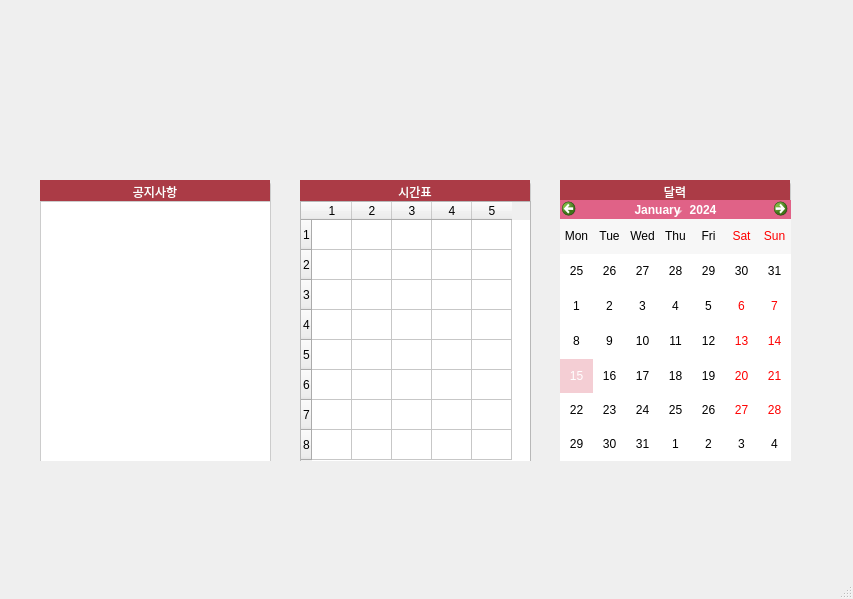
Old version of the form CBNU.ui in the repository ntw8651/CBNotification.
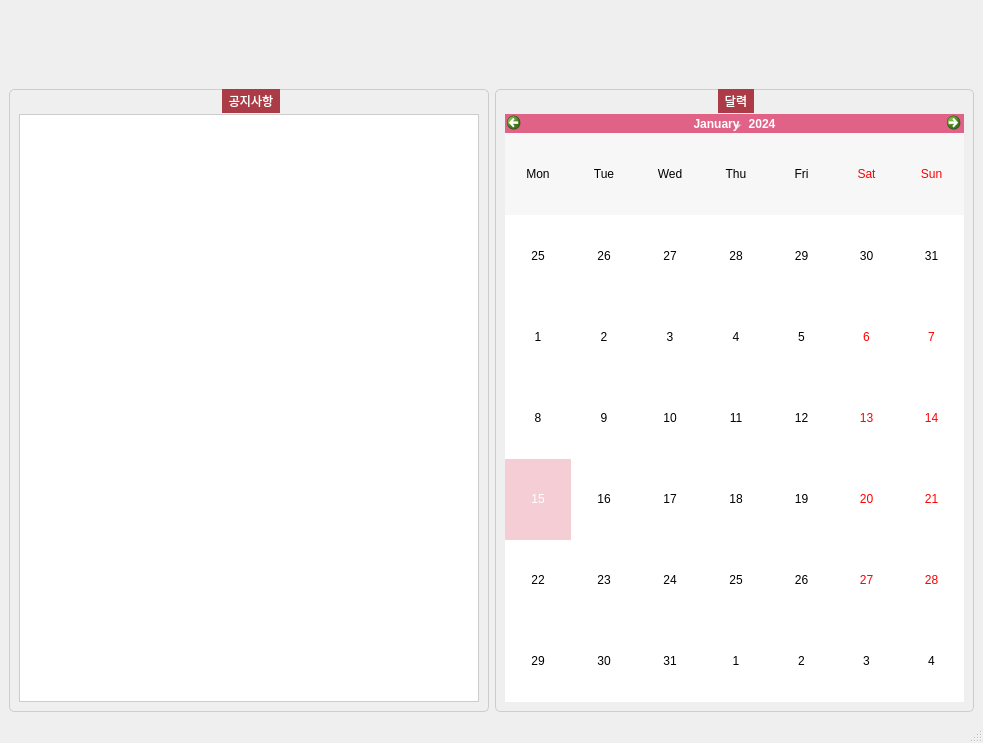
New version of the form. Icons and pictures are not drawn.

```diff
--- a/CBNU.ui
+++ b/CBNU.ui
@@ -6,25 +6,42 @@
    <rect>
     <x>0</x>
     <y>0</y>
-    <width>853</width>
-    <height>599</height>
+    <width>983</width>
+    <height>743</height>
    </rect>
   </property>
   <property name="windowTitle">
    <string>MainWindow</string>
   </property>
   <widget class="QWidget" name="centralwidget">
-   <widget class="QGroupBox" name="noticeBox">
-    <property name="geometry">
-     <rect>
-      <x>40</x>
-      <y>180</y>
-      <width>231</width>
-      <height>281</height>
-     </rect>
-    </property>
-    <property name="styleSheet">
-     <string notr="true">QGroupBox {
+   <layout class="QGridLayout" name="gridLayout_2">
+    <item row="0" column="0">
+     <widget class="QLabel" name="label">
+      <property name="text">
+       <string>&lt;html&gt;&lt;head/&gt;&lt;body&gt;&lt;p&gt;&lt;img src=&quot;:/Logo/CBNU.png&quot;/&gt;&lt;/p&gt;&lt;/body&gt;&lt;/html&gt;</string>
+      </property>
+     </widget>
+    </item>
+    <item row="1" column="0">
+     <spacer name="verticalSpacer">
+      <property name="orientation">
+       <enum>Qt::Vertical</enum>
+      </property>
+      <property name="sizeType">
+       <enum>QSizePolicy::Minimum</enum>
+      </property>
+      <property name="sizeHint" stdset="0">
+       <size>
+        <width>20</width>
+        <height>60</height>
+       </size>
+      </property>
+     </spacer>
+    </item>
+    <item row="2" column="1">
+     <widget class="QGroupBox" name="timetableBox_2">
+      <property name="styleSheet">
+       <string notr="true">QGroupBox {
     border: 1px solid #ccc; /* 전체 박스 테두리 */
     border-radius: 5px;
 }
@@ -36,148 +53,39 @@
     color: white; /* 글자 색상 */
     font-weight: bold; /* 글자 굵기 */
     border-radius: 0; /* 둥근 모서리 제거 */
-    min-width: 230%; /* 배경을 그룹박스 너비로 확장 */
+    min-width: 5000%; /* 배경을 그룹박스 너비로 확장 */
 }</string>
-    </property>
-    <property name="title">
-     <string>공지사항</string>
-    </property>
-    <widget class="QListWidget" name="listWidget">
-     <property name="geometry">
-      <rect>
-       <x>0</x>
-       <y>21</y>
-       <width>231</width>
-       <height>261</height>
-      </rect>
-     </property>
-     <property name="styleSheet">
-      <string notr="true">QListWidget {
-    border: 1px solid #ccc;
-    font-size: 14px;
-}
-QListWidget::item {
-    padding: 8px;
-    margin: 2px;
-    border-bottom: 1px solid #ddd;
-}
-QListWidget::item:selected {
-    background-color: #ffc0cb;
-    color: white;
-}
-</string>
-     </property>
-    </widget>
-   </widget>
-   <widget class="QGroupBox" name="timetableBox">
-    <property name="geometry">
-     <rect>
-      <x>300</x>
-      <y>180</y>
-      <width>231</width>
-      <height>281</height>
-     </rect>
-    </property>
-    <property name="styleSheet">
-     <string notr="true">QGroupBox {
-    border: 1px solid #ccc; /* 전체 박스 테두리 */
-    border-radius: 5px;
-}
-
-QGroupBox::title {
-    background-color: #ab3b46; /* 제목 배경색 */
-    subcontrol-position: top center; /* 제목 위치 */
-    padding: 5px; /* 텍스트 여백 */
-    color: white; /* 글자 색상 */
-    font-weight: bold; /* 글자 굵기 */
-    border-radius: 0; /* 둥근 모서리 제거 */
-    min-width: 230%; /* 배경을 그룹박스 너비로 확장 */
-}</string>
-    </property>
-    <property name="title">
-     <string>시간표</string>
-    </property>
-    <widget class="QTableWidget" name="tableWidget">
-     <property name="geometry">
-      <rect>
-       <x>0</x>
-       <y>21</y>
-       <width>231</width>
-       <height>261</height>
-      </rect>
-     </property>
-     <property name="rowCount">
-      <number>8</number>
-     </property>
-     <property name="columnCount">
-      <number>5</number>
-     </property>
-     <attribute name="horizontalHeaderDefaultSectionSize">
-      <number>40</number>
-     </attribute>
-     <attribute name="verticalHeaderDefaultSectionSize">
-      <number>30</number>
-     </attribute>
-     <row/>
-     <row/>
-     <row/>
-     <row/>
-     <row/>
-     <row/>
-     <row/>
-     <row/>
-     <column/>
-     <column/>
-     <column/>
-     <column/>
-     <column/>
-    </widget>
-   </widget>
-   <widget class="QGroupBox" name="timetableBox_2">
-    <property name="geometry">
-     <rect>
-      <x>560</x>
-      <y>180</y>
-      <width>231</width>
-      <height>281</height>
-     </rect>
-    </property>
-    <property name="styleSheet">
-     <string notr="true">QGroupBox {
-    border: 1px solid #ccc; /* 전체 박스 테두리 */
-    border-radius: 5px;
-}
-
-QGroupBox::title {
-    background-color: #ab3b46; /* 제목 배경색 */
-    subcontrol-position: top center; /* 제목 위치 */
-    padding: 5px; /* 텍스트 여백 */
-    color: white; /* 글자 색상 */
-    font-weight: bold; /* 글자 굵기 */
-    border-radius: 0; /* 둥근 모서리 제거 */
-    min-width: 230%; /* 배경을 그룹박스 너비로 확장 */
-}</string>
-    </property>
-    <property name="title">
-     <string>달력</string>
-    </property>
-    <widget class="QCalendarWidget" name="calendarWidget">
-     <property name="enabled">
-      <bool>true</bool>
-     </property>
-     <property name="geometry">
-      <rect>
-       <x>0</x>
-       <y>20</y>
-       <width>231</width>
-       <height>261</height>
-      </rect>
-     </property>
-     <property name="autoFillBackground">
-      <bool>true</bool>
-     </property>
-     <property name="styleSheet">
-      <string notr="true">/* 헤더 영역 (월/연도 선택 버튼 포함) */
+      </property>
+      <property name="title">
+       <string>달력</string>
+      </property>
+      <layout class="QVBoxLayout" name="verticalLayout_3">
+       <item>
+        <spacer name="verticalSpacer_2">
+         <property name="orientation">
+          <enum>Qt::Vertical</enum>
+         </property>
+         <property name="sizeType">
+          <enum>QSizePolicy::Fixed</enum>
+         </property>
+         <property name="sizeHint" stdset="0">
+          <size>
+           <width>20</width>
+           <height>15</height>
+          </size>
+         </property>
+        </spacer>
+       </item>
+       <item>
+        <widget class="QCalendarWidget" name="calendarWidget">
+         <property name="enabled">
+          <bool>true</bool>
+         </property>
+         <property name="autoFillBackground">
+          <bool>true</bool>
+         </property>
+         <property name="styleSheet">
+          <string notr="true">/* 헤더 영역 (월/연도 선택 버튼 포함) */
 QCalendarWidget QToolButton {
     background-color: #e06287; /* 원하는 배경색 */
     color: white;             /* 텍스트 색상 */
@@ -203,25 +111,95 @@
     gridline-color: #FFAB91;   /* 셀 사이의 선 색상 */
     color: black;              /* 텍스트 색상 */
 }</string>
-     </property>
-     <property name="verticalHeaderFormat">
-      <enum>QCalendarWidget::NoVerticalHeader</enum>
-     </property>
-    </widget>
-   </widget>
-   <widget class="QLabel" name="label">
-    <property name="geometry">
-     <rect>
-      <x>10</x>
-      <y>10</y>
-      <width>191</width>
-      <height>61</height>
-     </rect>
-    </property>
-    <property name="text">
-     <string>&lt;html&gt;&lt;head/&gt;&lt;body&gt;&lt;p&gt;&lt;img src=&quot;:/Logo/CBNU.png&quot;/&gt;&lt;/p&gt;&lt;/body&gt;&lt;/html&gt;</string>
-    </property>
-   </widget>
+         </property>
+         <property name="verticalHeaderFormat">
+          <enum>QCalendarWidget::NoVerticalHeader</enum>
+         </property>
+        </widget>
+       </item>
+      </layout>
+     </widget>
+    </item>
+    <item row="2" column="0">
+     <widget class="QGroupBox" name="noticeBox">
+      <property name="sizePolicy">
+       <sizepolicy hsizetype="Preferred" vsizetype="Preferred">
+        <horstretch>0</horstretch>
+        <verstretch>0</verstretch>
+       </sizepolicy>
+      </property>
+      <property name="styleSheet">
+       <string notr="true">QGroupBox {
+    border: 1px solid #ccc; /* 전체 박스 테두리 */
+    border-radius: 5px;
+}
+
+QGroupBox::title {
+    background-color: #ab3b46; /* 제목 배경색 */
+    subcontrol-position: top center; /* 제목 위치 */
+    padding: 5px; /* 텍스트 여백 */
+    color: white; /* 글자 색상 */
+    font-weight: bold; /* 글자 굵기 */
+    border-radius: 0; /* 둥근 모서리 제거 */
+    min-width: 5000%; /* 배경을 그룹박스 너비로 확장 */
+}</string>
+      </property>
+      <property name="title">
+       <string>공지사항</string>
+      </property>
+      <property name="flat">
+       <bool>false</bool>
+      </property>
+      <property name="checkable">
+       <bool>false</bool>
+      </property>
+      <layout class="QVBoxLayout" name="verticalLayout">
+       <property name="sizeConstraint">
+        <enum>QLayout::SetDefaultConstraint</enum>
+       </property>
+       <property name="leftMargin">
+        <number>9</number>
+       </property>
+       <item>
+        <spacer name="verticalSpacer_4">
+         <property name="orientation">
+          <enum>Qt::Vertical</enum>
+         </property>
+         <property name="sizeType">
+          <enum>QSizePolicy::Fixed</enum>
+         </property>
+         <property name="sizeHint" stdset="0">
+          <size>
+           <width>20</width>
+           <height>15</height>
+          </size>
+         </property>
+        </spacer>
+       </item>
+       <item>
+        <widget class="QListWidget" name="listWidget">
+         <property name="styleSheet">
+          <string notr="true">QListWidget {
+    border: 1px solid #ccc;
+    font-size: 14px;
+}
+QListWidget::item {
+    padding: 8px;
+    margin: 2px;
+    border-bottom: 1px solid #ddd;
+}
+QListWidget::item:selected {
+    background-color: #ffc0cb;
+    color: white;
+}
+</string>
+         </property>
+        </widget>
+       </item>
+      </layout>
+     </widget>
+    </item>
+   </layout>
   </widget>
   <widget class="QMenuBar" name="menubar">
    <property name="geometry">
```
Left out of the diff: 4 changed lines with no effect on the pictures.
